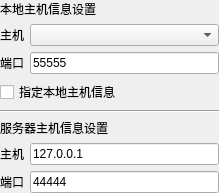
Above: src/pages/tcp/client/SAKTcpClientDeviceController.ui from x-tools-author/x-tools before the change. Below: the same form after it.
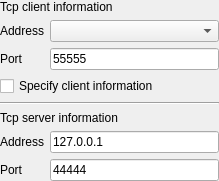
That is the form after the change.

Patch:
```diff
--- a/src/pages/tcp/client/SAKTcpClientDeviceController.ui
+++ b/src/pages/tcp/client/SAKTcpClientDeviceController.ui
@@ -7,7 +7,7 @@
     <x>0</x>
     <y>0</y>
     <width>219</width>
-    <height>174</height>
+    <height>175</height>
    </rect>
   </property>
   <property name="windowTitle">
@@ -36,7 +36,7 @@
    <item row="7" column="0">
     <widget class="QLabel" name="label_2">
      <property name="text">
-      <string>端口</string>
+      <string>Port</string>
      </property>
     </widget>
    </item>
@@ -53,14 +53,14 @@
    <item row="5" column="0" colspan="2">
     <widget class="QLabel" name="label_6">
      <property name="text">
-      <string>服务器主机信息设置</string>
+      <string>Tcp server information</string>
      </property>
     </widget>
    </item>
    <item row="6" column="0">
     <widget class="QLabel" name="label">
      <property name="text">
-      <string>主机</string>
+      <string>Address</string>
      </property>
     </widget>
    </item>
@@ -74,28 +74,28 @@
    <item row="3" column="0" colspan="2">
     <widget class="QCheckBox" name="enableLocalSettingCheckBox">
      <property name="text">
-      <string>指定本地主机信息</string>
+      <string>Specify client information</string>
      </property>
     </widget>
    </item>
    <item row="1" column="0">
     <widget class="QLabel" name="label_3">
      <property name="text">
-      <string>主机</string>
+      <string>Address</string>
      </property>
     </widget>
    </item>
    <item row="2" column="0">
     <widget class="QLabel" name="label_4">
      <property name="text">
-      <string>端口</string>
+      <string>Port</string>
      </property>
     </widget>
    </item>
    <item row="0" column="0" colspan="2">
     <widget class="QLabel" name="label_5">
      <property name="text">
-      <string>本地主机信息设置</string>
+      <string>Tcp client information</string>
      </property>
     </widget>
    </item>
```
